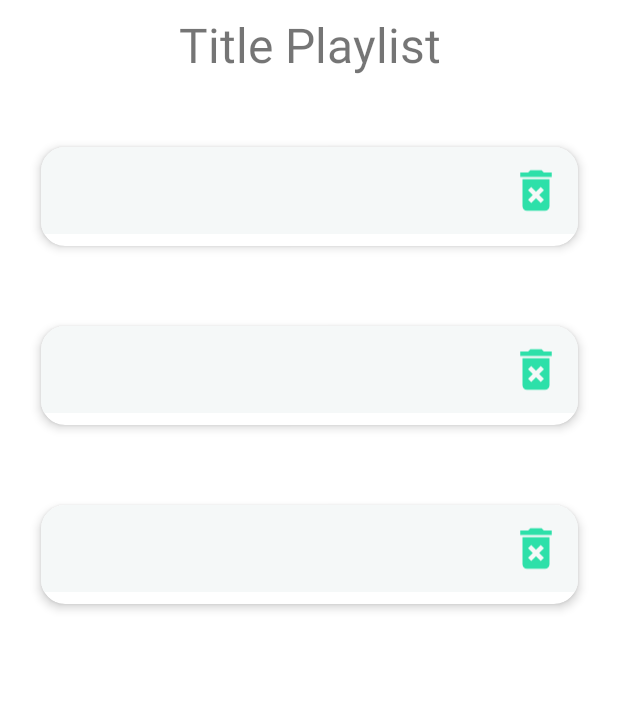
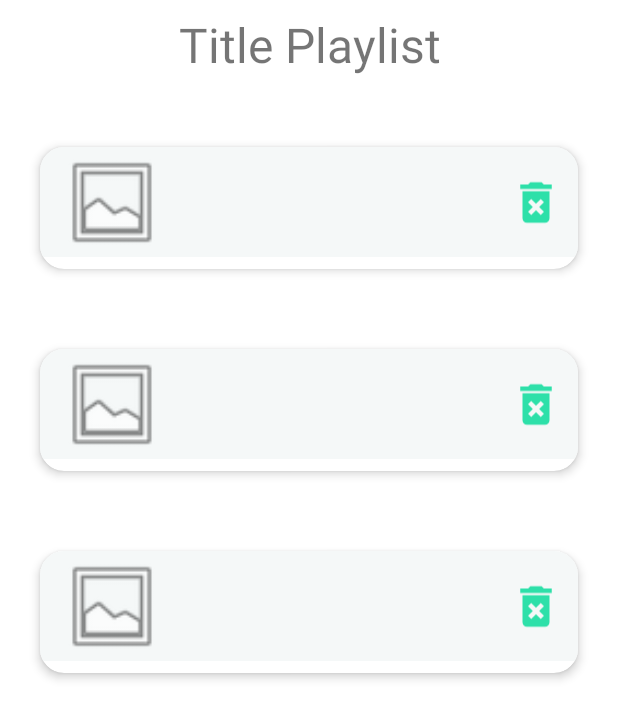
Before and after one commit to andresmarnezAppDevelopment/Trabajo-Final-Android, an Android app: the layout fragment_playlist_details.xml on its own in the app's theme, with its tools: preview values and no code run, on a phone screen of 412 x 824 dp. Shown: the top 719 px of the screen. Run offline under Robolectric (Android 15) with nearby library versions, the phone set to English and light mode, and no system bars.

Commit message:
Falta filtrar por playlist y aplicar borrado de canciones

```diff
--- a/app/build.gradle
+++ b/app/build.gradle
@@ -58,6 +58,7 @@ dependencies {
     testImplementation 'junit:junit:4.13.2'
     androidTestImplementation 'androidx.test.ext:junit:1.1.5'
     androidTestImplementation 'androidx.test.espresso:espresso-core:3.5.1'
+    implementation "com.github.bumptech.glide:glide:4.13.0"
 
     // Dependencies for working with Architecture components
     // You'll probably have to update the version numbers in build.gradle (Project)
--- a/app/src/main/AndroidManifest.xml
+++ b/app/src/main/AndroidManifest.xml
@@ -2,6 +2,8 @@
 <manifest xmlns:android="http://schemas.android.com/apk/res/android"
     xmlns:tools="http://schemas.android.com/tools"
     package="net.iessochoa.grupof.practicafinalandroid">
+
+    <uses-permission android:name="android.permission.INTERNET"/>
 
     <application
         android:allowBackup="true"
--- a/app/src/main/java/net/iessochoa/grupof/practicafinalandroid/dao/SongDAO.kt
+++ b/app/src/main/java/net/iessochoa/grupof/practicafinalandroid/dao/SongDAO.kt
@@ -10,10 +10,10 @@ import net.iessochoa.grupof.practicafinalandroid.model.Song
 @Dao
 interface SongDAO {
     @Query("SELECT * FROM songs ORDER BY name ASC")
-    fun getAllSongs(): Flow<List<Song>>
+    fun getAllSongs(): List<Song>
 
     @Query("SELECT * FROM songs WHERE id = :id")
-    fun getSongById(id: Long): Song?
+    fun getSongById(id: Long): Song
 
     @Insert(onConflict = OnConflictStrategy.REPLACE)
     fun insert(song: Song)
--- a/app/src/main/res/layout/fragment_playlist_details.xml
+++ b/app/src/main/res/layout/fragment_playlist_details.xml
@@ -11,7 +11,7 @@
 
     <TextView
         android:id="@+id/tvPlaylistTitleName"
-        android:layout_width="0dp"
+        android:layout_width="match_parent"
         android:layout_height="wrap_content"
         android:layout_marginStart="8dp"
         android:layout_marginTop="8dp"
@@ -25,12 +25,13 @@
 
     <androidx.recyclerview.widget.RecyclerView
         android:id="@+id/songs_recycler"
-        android:layout_width="411dp"
+        android:layout_width="match_parent"
         android:layout_height="0dp"
         android:layout_marginTop="20dp"
         android:theme="@style/Theme.MaterialComponents.Light"
         app:layout_constraintBottom_toBottomOf="parent"
         app:layout_constraintEnd_toEndOf="parent"
+        app:layout_constraintHorizontal_bias="0.0"
         app:layout_constraintStart_toStartOf="parent"
         app:layout_constraintTop_toBottomOf="@+id/tvPlaylistTitleName"
         tools:listitem="@layout/songs_item" />
--- a/app/src/main/res/layout/songs_item.xml
+++ b/app/src/main/res/layout/songs_item.xml
@@ -12,7 +12,7 @@
     <androidx.constraintlayout.widget.ConstraintLayout
         style="@style/playlist_title"
         android:layout_width="match_parent"
-        android:layout_height="match_parent">
+        android:layout_height="wrap_content">
 
         <ImageView
             android:id="@+id/ivDelete"
@@ -28,45 +28,61 @@
 
         <TextView
             android:id="@+id/tvTitle"
-            android:layout_width="221dp"
-            android:layout_height="18dp"
-            android:layout_marginStart="35dp"
-            android:layout_marginTop="6dp"
+            android:layout_width="wrap_content"
+            android:layout_height="wrap_content"
+            android:layout_marginStart="25dp"
+            android:layout_marginTop="10dp"
             android:paddingLeft="10dp"
             android:paddingTop="10dp"
             android:paddingRight="10dp"
             android:paddingBottom="10dp"
-            android:textSize="16sp"
+            android:textSize="14sp"
+            android:textStyle="bold"
             app:flow_verticalAlign="center"
-            app:layout_constraintStart_toStartOf="parent"
+            app:layout_constraintStart_toEndOf="@+id/ivArtist"
             app:layout_constraintTop_toTopOf="parent" />
 
         <TextView
             android:id="@+id/tvYear"
-            android:layout_width="50dp"
+            android:layout_width="wrap_content"
             android:layout_height="wrap_content"
-            android:layout_marginStart="40dp"
+            android:layout_marginEnd="20dp"
+            android:layout_marginBottom="10dp"
+            android:textSize="10sp"
             app:layout_constraintBottom_toBottomOf="parent"
-            app:layout_constraintStart_toEndOf="@+id/tvArtist"
+            app:layout_constraintEnd_toStartOf="@+id/ivDelete"
             app:layout_constraintTop_toBottomOf="@+id/tvTitle" />
 
         <TextView
             android:id="@+id/tvArtist"
-            android:layout_width="50dp"
+            android:layout_width="wrap_content"
             android:layout_height="wrap_content"
-            android:layout_marginStart="40dp"
+            android:layout_marginEnd="20dp"
+            android:layout_marginBottom="10dp"
+            android:textSize="10sp"
             app:layout_constraintBottom_toBottomOf="parent"
-            app:layout_constraintStart_toEndOf="@+id/tvAlbum"
+            app:layout_constraintEnd_toStartOf="@+id/tvYear"
             app:layout_constraintTop_toBottomOf="@+id/tvTitle" />
 
         <TextView
             android:id="@+id/tvAlbum"
-            android:layout_width="50dp"
+            android:layout_width="wrap_content"
             android:layout_height="wrap_content"
-            android:layout_marginStart="40dp"
+            android:layout_marginEnd="20dp"
+            android:layout_marginBottom="10dp"
+            android:textSize="10sp"
+            app:layout_constraintBottom_toBottomOf="parent"
+            app:layout_constraintEnd_toStartOf="@+id/tvArtist"
+            app:layout_constraintTop_toBottomOf="@+id/tvTitle" />
+
+        <ImageView
+            android:id="@+id/ivArtist"
+            android:layout_width="80dp"
+            android:layout_height="70dp"
             app:layout_constraintBottom_toBottomOf="parent"
             app:layout_constraintStart_toStartOf="parent"
-            app:layout_constraintTop_toBottomOf="@+id/tvTitle" />
+            app:layout_constraintTop_toTopOf="parent"
+            app:srcCompat="@android:drawable/ic_menu_gallery" />
 
     </androidx.constraintlayout.widget.ConstraintLayout>
 </com.google.android.material.card.MaterialCardView>
--- a/app/src/main/res/values/strings.xml
+++ b/app/src/main/res/values/strings.xml
@@ -61,7 +61,8 @@
     <!-- TODO: Remove or change this placeholder text -->
     <string name="hello_blank_fragment">Hello blank fragment</string>
 
-    <string name="playlistDeletionWarning">¿Está seguro de que desea borrar la playlist "%s"?</string>
+    <string name="playlistDeletionWarning">Are you sure you want to delete the playlist "%s"?</string>
+    <string name="songDeletionWarning">Are you sure you want to delete the song "%s"?</string>
     <string name="action_search">Search</string>
     <string name="prompt_busqueda">Singer</string>
     <string name="tvPlaylistTitleName">Title Playlist</string>
```
Also changed, not shown: app/src/main/java/net/iessochoa/grupof/practicafinalandroid/db/MixMuseDataBase.kt (+16 -16 lines), app/src/main/java/net/iessochoa/grupof/practicafinalandroid/model/Song.kt (+10 -2 lines), app/src/main/java/net/iessochoa/grupof/practicafinalandroid/model/viewmodel/SongViewModel.kt (+16 -2 lines), app/src/main/java/net/iessochoa/grupof/practicafinalandroid/repository/SongRepository.kt (+26 -0 lines), app/src/main/java/net/iessochoa/grupof/practicafinalandroid/ui/PlaylistDetailsFragment.kt (+57 -2 lines), app/src/main/java/net/iessochoa/grupof/practicafinalandroid/ui/adapters/SongAdapter.kt (+29 -7 lines).
